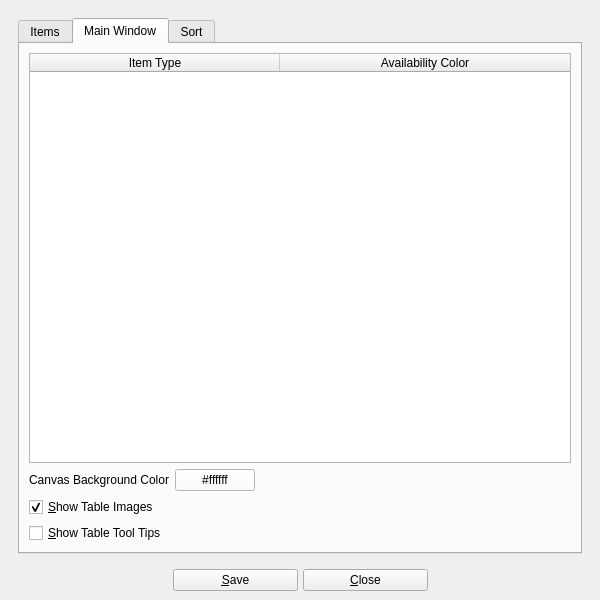
The window that UI/biblioteq_otheroptions.ui (textbrowser/biblioteq) describes before a commit, drawn with Qt 5.
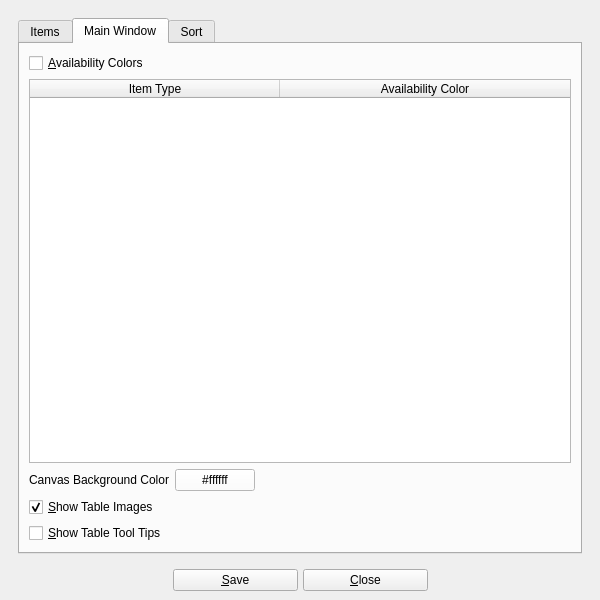
The same window after the commit. The open tabs and pages were chosen to show the change. Icons and pictures are not drawn.

Commit message: Availability colors.

What changed in the file:
```diff
--- a/UI/biblioteq_otheroptions.ui
+++ b/UI/biblioteq_otheroptions.ui
@@ -32,8 +32,8 @@
         <rect>
          <x>0</x>
          <y>0</y>
-         <width>582</width>
-         <height>549</height>
+         <width>588</width>
+         <height>546</height>
         </rect>
        </property>
        <layout class="QVBoxLayout" name="verticalLayout_2">
@@ -102,6 +102,13 @@
             <string>Main Window</string>
            </attribute>
            <layout class="QVBoxLayout" name="verticalLayout_6">
+            <item>
+             <widget class="QCheckBox" name="availability_colors">
+              <property name="text">
+               <string>&amp;Availability Colors</string>
+              </property>
+             </widget>
+            </item>
             <item>
              <widget class="QTableWidget" name="availability_color">
               <property name="alternatingRowColors">
```
Left out of the diff: 1 changed line with no effect on the pictures. The commit also changes 6 other files.
